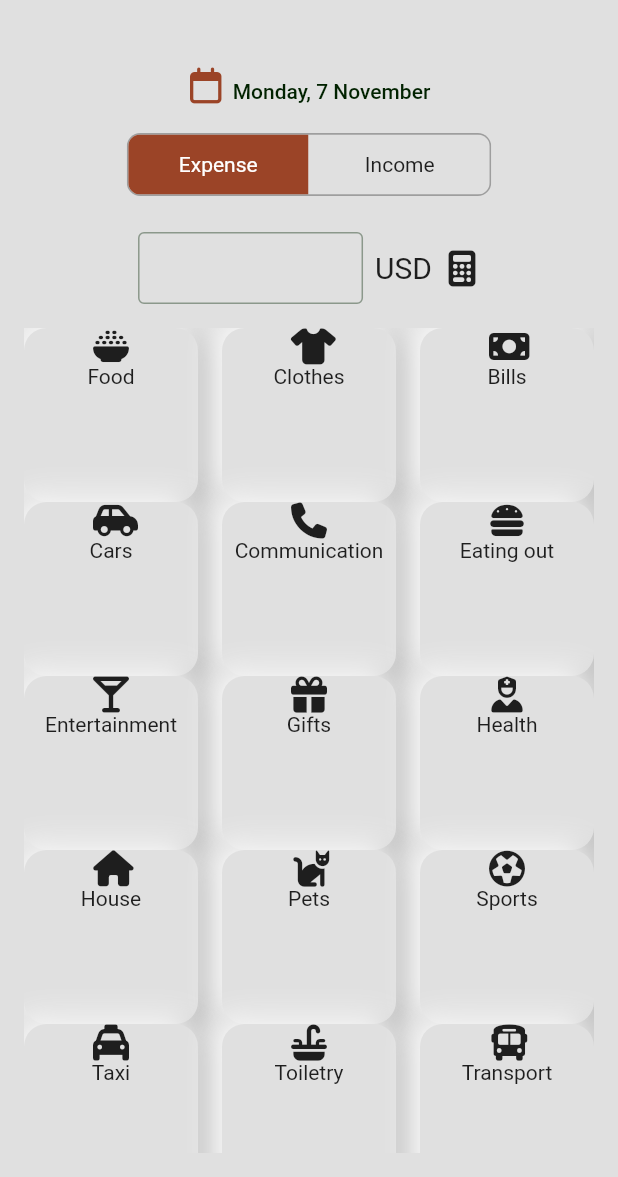
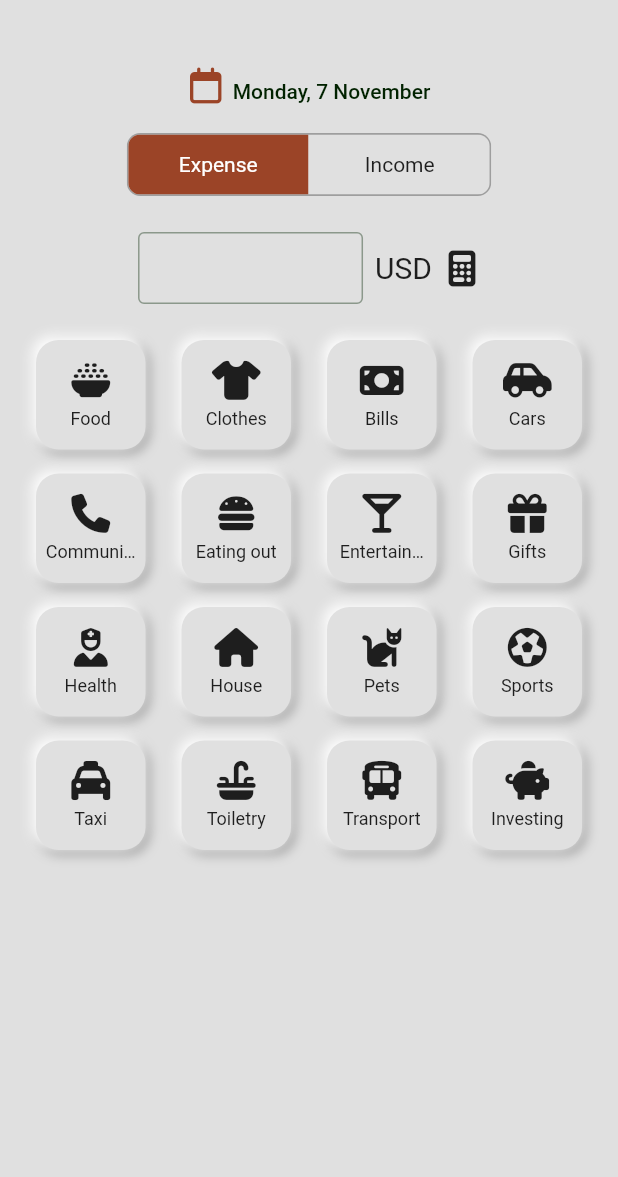
Before and after one commit to Ivan-Goncharov/expensive_tracker, a Flutter app: the _CreateExpenseScreenBody screen opened directly, on a phone screen of 412 x 824 dp, the part 59-1236 px from its top. Run offline on Flutter 3.47's test engine with Material 2 defaults, Android fonts, the phone set to English and light mode, and no system bars; drawn by our look-alikes of toggle_switch; our stand-ins replace bloc, equatable, flutter_bloc, font_awesome_flutter, get_it.

Commit message:
feature(categories): Работа над категориями. Сделал отрисовку category item

```diff
--- a/lib/constants/operation_categories.dart
+++ b/lib/constants/operation_categories.dart
@@ -63,6 +63,10 @@ final listExpense = [
     title: SResources.transportCategory,
     icon: FontAwesomeIcons.bus,
   ),
+  const CategoryOperationModel(
+    title: SResources.investingCategory,
+    icon: FontAwesomeIcons.piggyBank,
+  ),
 ];
 
 final listIncome = <CategoryOperationModel>[];
--- a/lib/constants/string_constants.dart
+++ b/lib/constants/string_constants.dart
@@ -19,4 +19,5 @@ class SResources {
   static const taxiCategory = 'Taxi';
   static const toiletryCategory = 'Toiletry';
   static const transportCategory = 'Transport';
+  static const investingCategory = 'Investing';
 }
--- a/lib/units/create_expense/components/item_category/view/item_category.dart
+++ b/lib/units/create_expense/components/item_category/view/item_category.dart
@@ -13,27 +13,47 @@ class ItemCategory extends StatelessWidget {
 
     return Container(
       height: 80,
+      // alignment: Alignment.center,
+      margin: const EdgeInsets.all(8.0),
+      padding: const EdgeInsets.all(4.0),
       decoration: BoxDecoration(
         borderRadius: BorderRadius.circular(15),
         color: colors.background,
         boxShadow: [
           const BoxShadow(
               color: Color(0xFF9E9E9E),
-              offset: Offset(4.0, 4.0),
-              blurRadius: 15.0,
+              offset: Offset(2.0, 2.0),
+              blurRadius: 6.0,
               spreadRadius: 1.0),
           BoxShadow(
               color: colors.onPrimary,
-              offset: const Offset(-4.0, -4.0),
-              blurRadius: 15.0,
+              offset: const Offset(-2.0, -2.0),
+              blurRadius: 6.0,
               spreadRadius: 1.0),
         ],
       ),
       child: Column(
-        mainAxisSize: MainAxisSize.min,
+        // mainAxisSize: MainAxisSize.min,
+        crossAxisAlignment: CrossAxisAlignment.stretch,
+        mainAxisAlignment: MainAxisAlignment.center,
+
         children: [
-          Icon(itemCategory.icon),
-          Text(itemCategory.title),
+          Icon(
+            itemCategory.icon,
+            size: 26,
+          ),
+          const SizedBox(
+            height: 6,
+          ),
+          Text(
+            itemCategory.title,
+            textAlign: TextAlign.center,
+            maxLines: 1,
+            overflow: TextOverflow.ellipsis,
+            style: const TextStyle(
+              fontSize: 12,
+            ),
+          ),
         ],
       ),
     );
--- a/lib/units/create_expense/components/operation_category/view/operation_category.dart
+++ b/lib/units/create_expense/components/operation_category/view/operation_category.dart
@@ -40,11 +40,14 @@ class _OperationCategoryBody extends StatelessWidget {
     return BlocBuilder<OperationCategoryCubit, OperationCategoryState>(
       builder: (context, state) {
         if (state is OperationCategoryInitState) {
-          return Expanded(
+          return Flexible(
+            fit: FlexFit.loose,
             child: GridView.builder(
+              shrinkWrap: true,
+              physics: const NeverScrollableScrollPhysics(),
               gridDelegate: const SliverGridDelegateWithFixedCrossAxisCount(
-                crossAxisCount: 3,
-                crossAxisSpacing: 16.0,
+                crossAxisCount: 4,
+                crossAxisSpacing: 8.0,
               ),
               itemBuilder: (_, index) {
                 return ItemCategory(itemCategory: state.categories[index]);
--- a/lib/units/create_expense/view/create_expense_screen.dart
+++ b/lib/units/create_expense/view/create_expense_screen.dart
@@ -47,12 +47,15 @@ class _CreateExpenseScreenBody extends StatelessWidget {
         ),
       ),
       backgroundColor: colors.background,
-      body: GestureDetector(
+      body: SingleChildScrollView(
+        keyboardDismissBehavior: ScrollViewKeyboardDismissBehavior.onDrag,
+        child: GestureDetector(
           behavior: HitTestBehavior.opaque,
           onTap: () => FocusManager.instance.primaryFocus?.unfocus(),
           child: Padding(
             padding: const EdgeInsets.all(16.0),
             child: Column(
+              mainAxisSize: MainAxisSize.min,
               children: const [
                 DateTitle(),
                 SwitchOperation(),
@@ -62,6 +65,7 @@ class _CreateExpenseScreenBody extends StatelessWidget {
             ),
           ),
         ),
+      ),
     );
   }
 }
```
Lines whose indentation alone changed are shown as unchanged.
